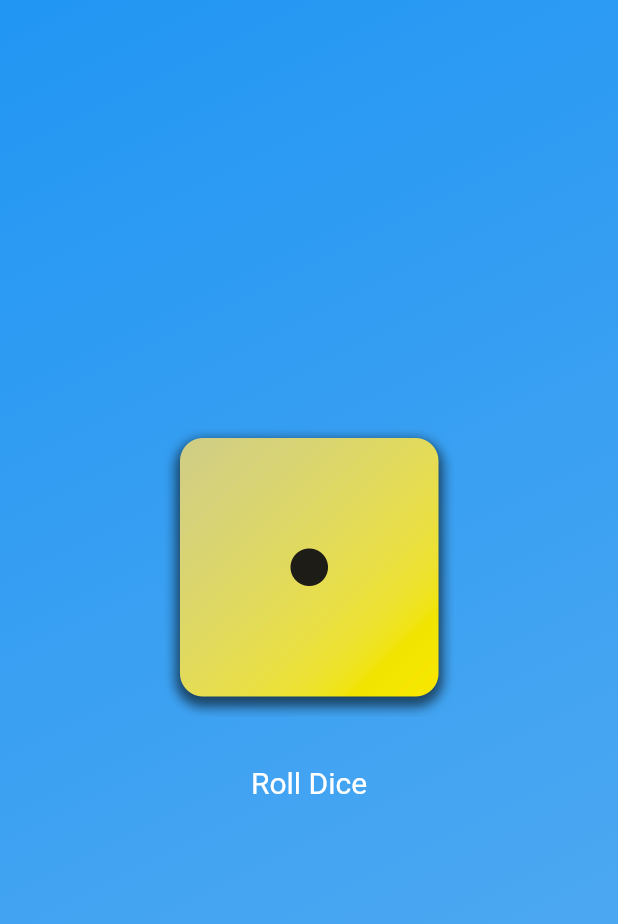
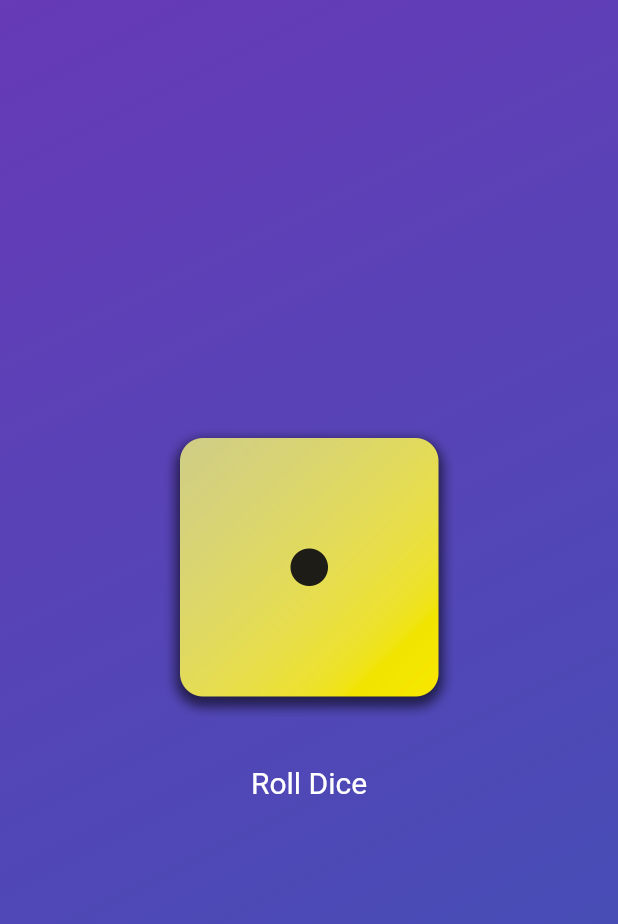
Before and after one commit to Louis-Gil/playground, a Flutter app: the screen it shows after launch, on a phone screen of 412 x 824 dp. Shown: the top 924 px of the screen. Run offline on Flutter 3.47's test engine with Material 2 defaults, Android fonts, the phone set to English and light mode, and no system bars.

Commit message:
refactor : Update multi constructor

```diff
--- a/flutter_guild/roll_dice/lib/gradient_container.dart
+++ b/flutter_guild/roll_dice/lib/gradient_container.dart
@@ -7,6 +7,9 @@ void rollDice() {}
 
 class GradientContainer extends StatelessWidget {
   const GradientContainer(this.color1, this.color2, {super.key});
+  const GradientContainer.purple({super.key})
+      : color1 = Colors.deepPurple,
+        color2 = Colors.indigo;
 
   final Color color1;
   final Color color2;
--- a/flutter_guild/roll_dice/lib/main.dart
+++ b/flutter_guild/roll_dice/lib/main.dart
@@ -5,11 +5,7 @@ import 'package:roll_dice/gradient_container.dart';
 void main() {
   runApp(
     const MaterialApp(
-      home: Scaffold(
-          body: GradientContainer(
-        Colors.blue,
-        Color.fromARGB(255, 87, 172, 241),
-      )),
+      home: Scaffold(body: GradientContainer.purple()),
     ),
   );
 }
```
